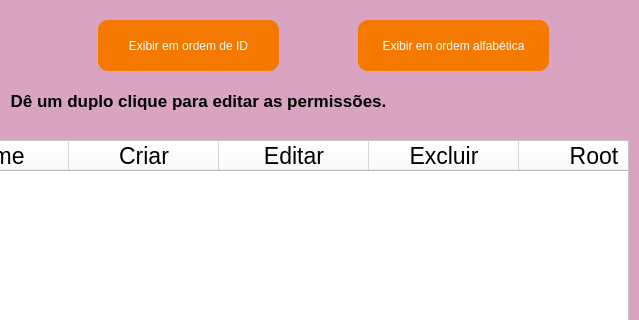
This is telas_duda/manutencao_usuarios.ui in JVwolfart/PROJETO-SALAO-JOVEM-PROGRAMADOR as Qt 5 draws it before an edit; both pictures show x 242 to 881 and y 0 to 320 of the 881 by 610 pixel window. The edited form follows.
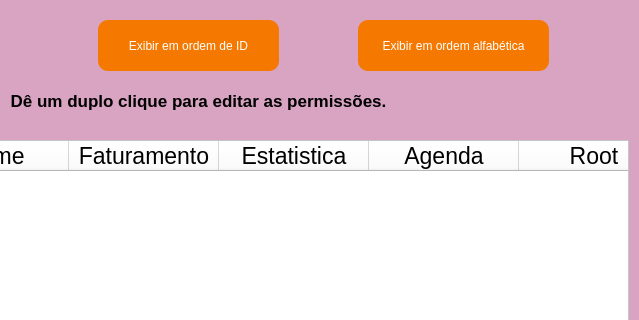
This is the edited form.

The edit to the form file:
```diff
--- a/telas_duda/manutencao_usuarios.ui
+++ b/telas_duda/manutencao_usuarios.ui
@@ -131,7 +131,7 @@
     </column>
     <column>
      <property name="text">
-      <string>Criar</string>
+      <string>Faturamento</string>
      </property>
      <property name="font">
       <font>
@@ -144,7 +144,7 @@
     </column>
     <column>
      <property name="text">
-      <string>Editar</string>
+      <string>Estatistica</string>
      </property>
      <property name="font">
       <font>
@@ -157,7 +157,7 @@
     </column>
     <column>
      <property name="text">
-      <string>Excluir</string>
+      <string>Agenda</string>
      </property>
      <property name="font">
       <font>
```
